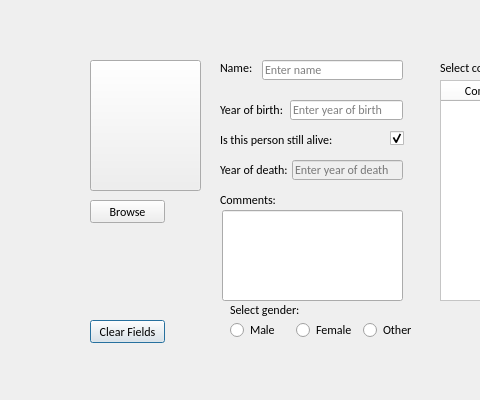
Qt form Hopur21Verkefni/MyComputerScienceList/ui/addcomputerscientist.ui (Hopur21/Hopur21) before a commit; both pictures show x 0 to 480 and y 0 to 400 of the 800 by 400 pixel window.
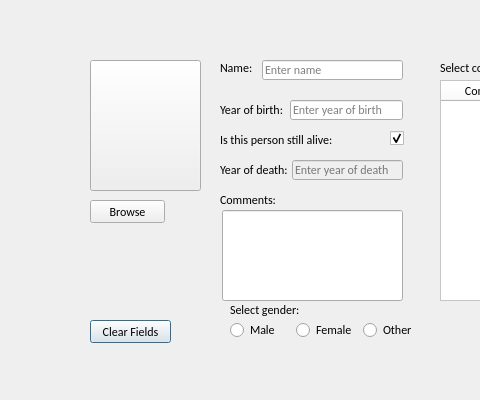
The same form after that commit. Icons and pictures are not drawn.

Commit message: clear now working in addPersong.....   :D

What changed in the file:
```diff
--- a/Hopur21Verkefni/MyComputerScienceList/ui/addcomputerscientist.ui
+++ b/Hopur21Verkefni/MyComputerScienceList/ui/addcomputerscientist.ui
@@ -43,7 +43,7 @@
      <rect>
       <x>90</x>
       <y>320</y>
-      <width>75</width>
+      <width>81</width>
       <height>23</height>
      </rect>
     </property>
```
Left out of the diff: 2 changed lines with no effect on the pictures. The commit also changes 2 other files.
